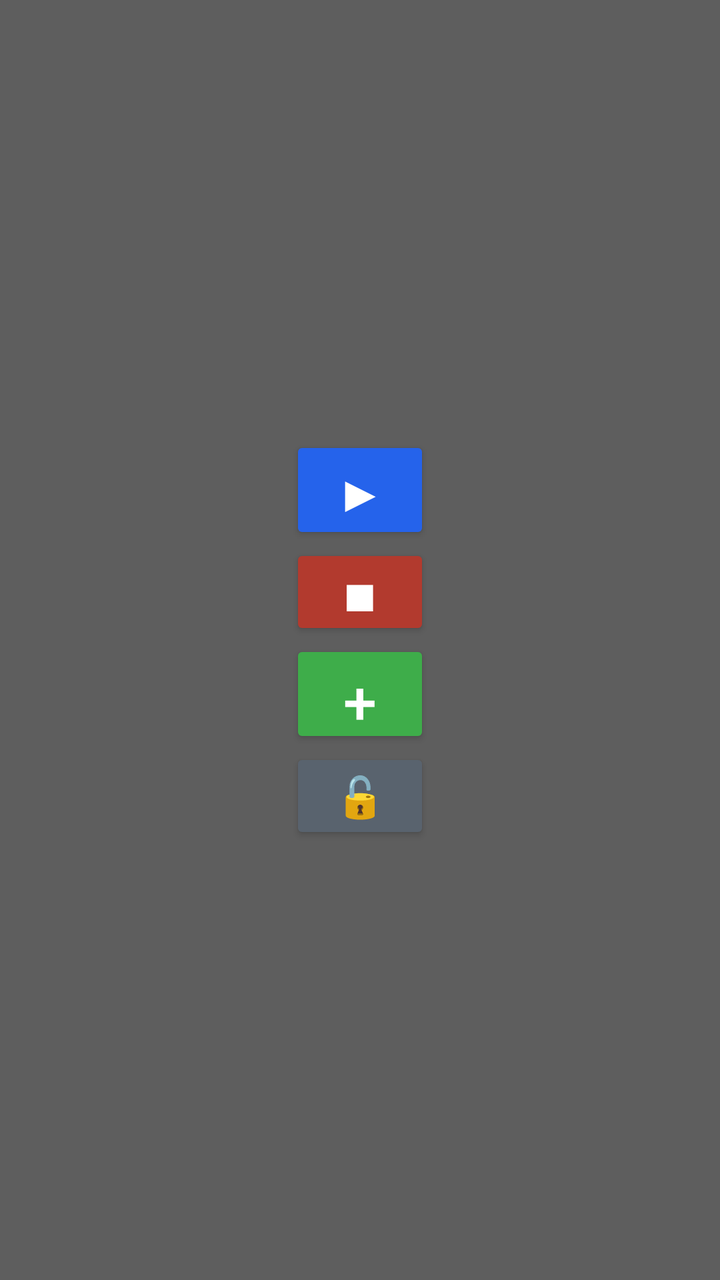
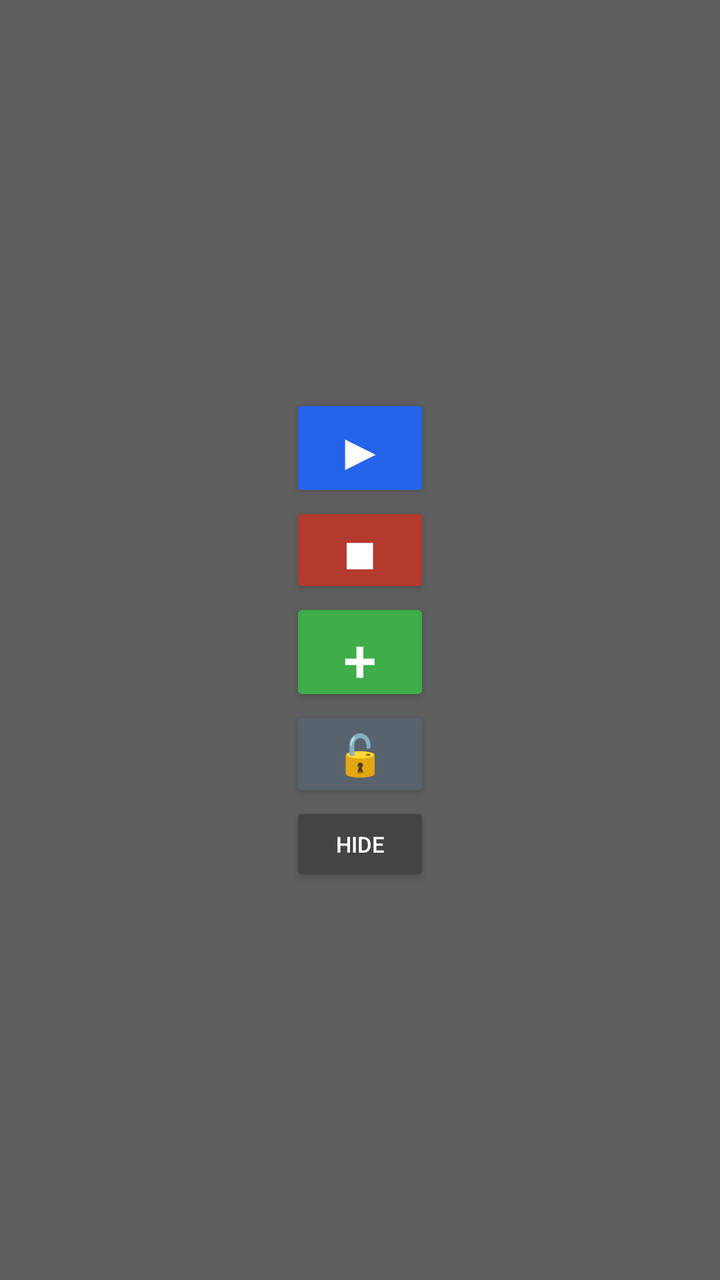

The first picture is an Android layout as it rendered before a commit; the second is the same layout after the commit. The layout source and the unified diff follow.
<!-- AndroidManifest.xml: application theme Theme.AppCompat.DayNight -->
<!-- res/layout/floating_controller.xml -->
<?xml version="1.0" encoding="utf-8"?>
<LinearLayout xmlns:android="http://schemas.android.com/apk/res/android"
    android:layout_width="84dp"
    android:layout_height="wrap_content"
    android:orientation="vertical"
    android:gravity="center"
    android:padding="4dp"
    android:background="#D9444444">

    <Button
        android:id="@+id/controllerPlay"
        android:layout_width="70dp"
        android:layout_height="54dp"
        android:text="▶"
        android:textSize="26sp"
        android:textColor="#FFFFFF"
        android:backgroundTint="#2563EB"
        android:contentDescription="Start automatic change" />

    <Button
        android:id="@+id/controllerStop"
        android:layout_width="70dp"
        android:layout_height="48dp"
        android:text="■"
        android:textSize="22sp"
        android:textColor="#FFFFFF"
        android:backgroundTint="#B23A2E"
        android:contentDescription="Stop automatic change" />

    <Button
        android:id="@+id/controllerRestore"
        android:layout_width="70dp"
        android:layout_height="54dp"
        android:text="+"
        android:textSize="30sp"
        android:textColor="#FFFFFF"
        android:backgroundTint="#3EAD4A"
        android:contentDescription="Restore all targets" />

    <Button
        android:id="@+id/controllerLock"
        android:layout_width="70dp"
        android:layout_height="48dp"
        android:text="🔓"
        android:textSize="20sp"
        android:textColor="#FFFFFF"
        android:backgroundTint="#59636E"
        android:contentDescription="Lock or unlock targets" />

</LinearLayout>
<!-- resources referenced by this layout -->
<resources>

</resources>

<!-- the commit's change to res/layout/floating_controller.xml (unified diff, before → after) -->
@@ -47,4 +47,14 @@
         android:backgroundTint="#59636E"
         android:contentDescription="Lock or unlock targets" />
 
+    <Button
+        android:id="@+id/controllerHide"
+        android:layout_width="70dp"
+        android:layout_height="42dp"
+        android:text="Hide"
+        android:textSize="11sp"
+        android:textColor="#FFFFFF"
+        android:backgroundTint="#444444"
+        android:contentDescription="Hide floating controller" />
+
 </LinearLayout>
